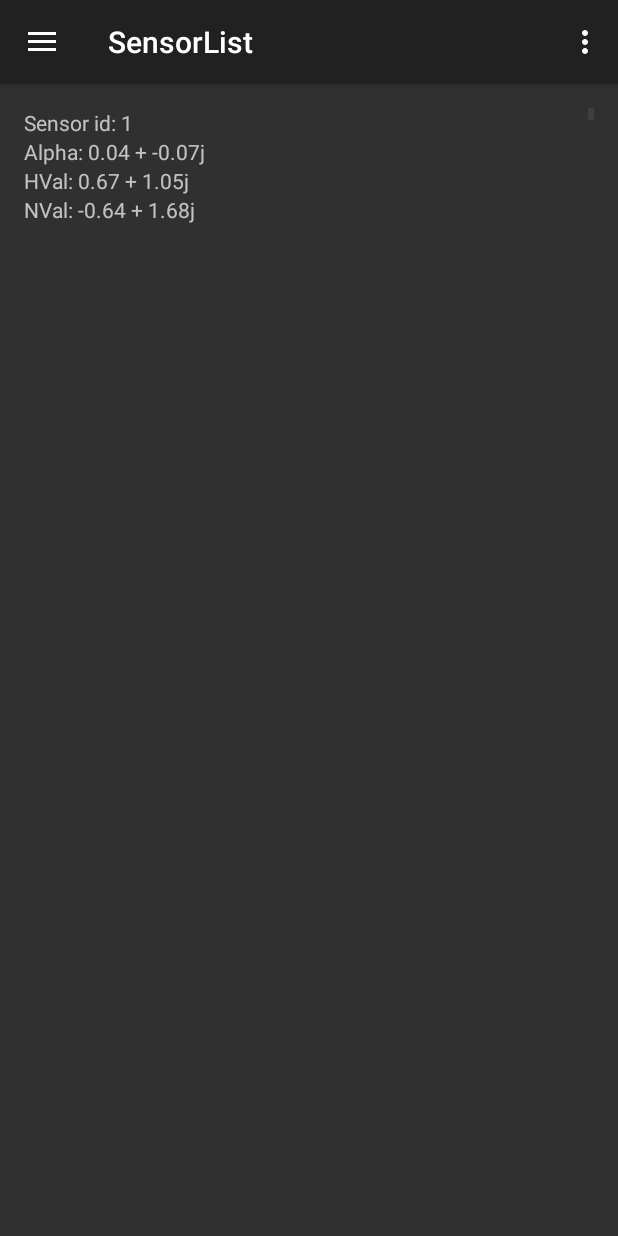
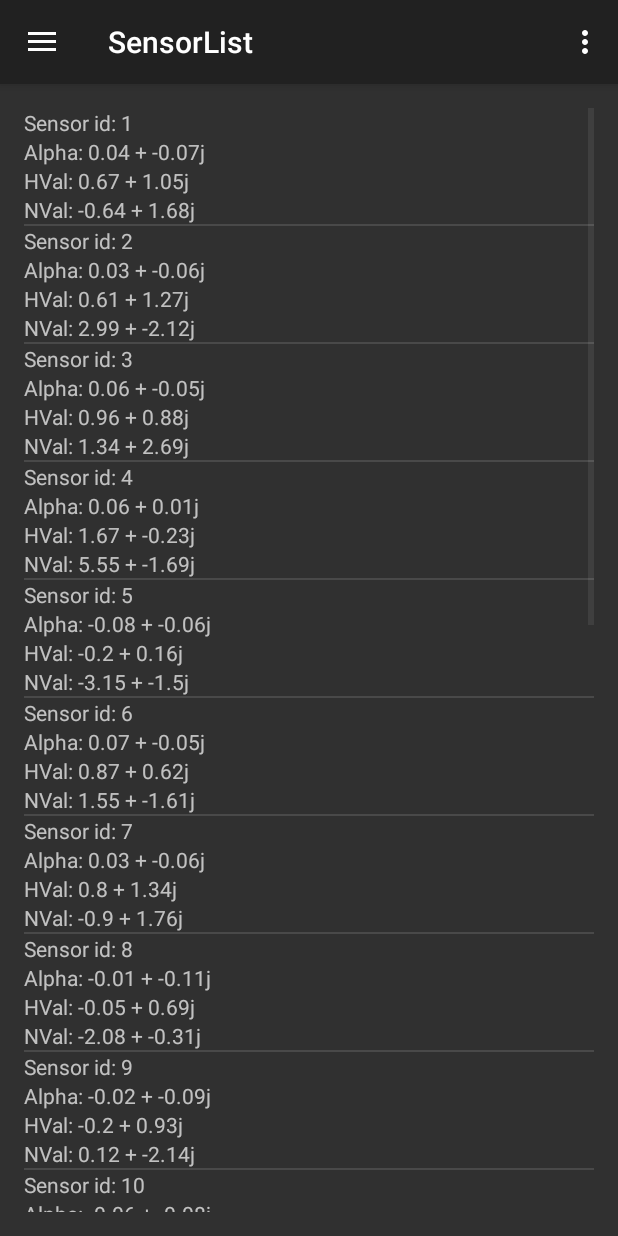
Before and after one commit to Saleh95/Wireless, an Android app: the SensorList screen opened directly, with no data from a screen before it, on a phone screen of 412 x 824 dp. Run offline under Robolectric (Android 15) with nearby library versions, the phone set to English and light mode, and no system bars; libraries missing offline, so code that uses them is left out: com.flask.colorpicker, com.github.mikephil.charting; plain views replace AlphaSlider, ColorPickerView, LightnessSlider; 3 statements that could not run were skipped.

Commit message:
Fixed list view

```diff
--- a/app/src/main/java/wonders/simulator/GraphActivity.java
+++ b/app/src/main/java/wonders/simulator/GraphActivity.java
@@ -105,6 +105,7 @@ public class GraphActivity extends Simulator_main implements OnChartGestureListe
         mSeekBarY.setProgress(100);
 
 
+
         mChart = (LineChart) findViewById(R.id.chart1);
         mChart.setViewPortOffsets(0, 0, 0, 0);
 
@@ -180,7 +181,7 @@ public class GraphActivity extends Simulator_main implements OnChartGestureListe
         input.setInputType(InputType.TYPE_CLASS_TEXT);
         builder.setView(input);
 
-        builder.setPositiveButton("OK", new DialogInterface.OnClickListener() {
+        builder.setPositiveButton("Save", new DialogInterface.OnClickListener() {
             @Override
             public void onClick(DialogInterface dialog, int which) {
                 m_Text[0] = input.getText().toString();
@@ -267,10 +268,15 @@ public class GraphActivity extends Simulator_main implements OnChartGestureListe
 
     @Override
     public void onProgressChanged(SeekBar seekBar, int progress, boolean fromUser) {
-        tvX.setText("" + (mSeekBarX.getProgress() + 10));
-        tvY.setText("" + (mSeekBarY.getProgress() +10));
-        manager.setRound(Integer.parseInt(tvX.getText().toString()));
-        manager.setMax(Integer.parseInt(tvY.getText().toString()));
+        if(seekBar.equals(mSeekBarX)){
+            tvX.setText("Runs\n" + (mSeekBarX.getProgress()));
+            manager.setRound(mSeekBarX.getProgress());
+        }
+        else {
+            tvY.setText("Max\n" + (mSeekBarY.getProgress()));
+            manager.setMax(mSeekBarY.getProgress());
+        }
+
         manager.genChart(mChart);
 
     }
--- a/app/src/main/java/wonders/simulator/SensorAdapter.java
+++ b/app/src/main/java/wonders/simulator/SensorAdapter.java
@@ -1,23 +1,26 @@
 package wonders.simulator;
 
+import android.content.Context;
 import android.support.v7.widget.RecyclerView;
 import android.view.LayoutInflater;
 import android.view.View;
 import android.view.ViewGroup;
 import android.widget.BaseAdapter;
 import android.widget.TextView;
-
-import java.util.ArrayList;
+import java.util.List;
 
 import wonders.simulator.wsnsimulation.Sensor;
 
 public class SensorAdapter extends BaseAdapter{
 
-    private ArrayList<Sensor> listData;
+    private List<Sensor> listData;
     private LayoutInflater layoutInflater;
+    private Context mContext;
 
-    public SensorAdapter(LayoutInflater layoutInflater, ArrayList<Sensor> listData) {
-        this.layoutInflater = layoutInflater;
+
+    public SensorAdapter(Context context, List<Sensor> listData) {
+        mContext = context;
+        this.layoutInflater = (LayoutInflater) mContext.getSystemService(Context.LAYOUT_INFLATER_SERVICE);
         this.listData = listData;
     }
 
@@ -33,14 +36,15 @@ public class SensorAdapter extends BaseAdapter{
 
     @Override
     public long getItemId(int position) {
-        return 0;
+        return position;
     }
 
     @Override
     public View getView(int position, View convertView, ViewGroup parent) {
         ViewHolder holder;
+        Sensor sensor = (Sensor) getItem(position);
         if (convertView == null) {
-            convertView = layoutInflater.inflate(R.layout.item,null);
+            convertView = layoutInflater.inflate(R.layout.item,parent,false);
             holder = new ViewHolder();
             holder.ID = (TextView) convertView.findViewById(R.id.sensors_id);
             holder.alpha = (TextView) convertView.findViewById(R.id.sensors_alpha);
@@ -50,10 +54,10 @@ public class SensorAdapter extends BaseAdapter{
         }else {
             holder = (ViewHolder) convertView.getTag();
         }
-        holder.ID.setText("Sensor id: "+Integer.toString(listData.get(position).getID()));
-        holder.alpha.setText("Alpha: "+listData.get(position).getAlpha().toFormattedString());
-        holder.hval.setText("HVal: "+listData.get(position).getHVal().toFormattedString());
-        holder.nval.setText("NVal: "+listData.get(position).getNVal().toFormattedString());
+        holder.ID.setText("Sensor id: "+Integer.toString(sensor.getID()));
+        holder.alpha.setText("Alpha: "+sensor.getAlpha().toFormattedString());
+        holder.hval.setText("HVal: "+sensor.getHVal().toFormattedString());
+        holder.nval.setText("NVal: "+sensor.getNVal().toFormattedString());
         return convertView;
     }
 }
--- a/app/src/main/java/wonders/simulator/SensorList.java
+++ b/app/src/main/java/wonders/simulator/SensorList.java
@@ -8,27 +8,32 @@ import android.support.v7.widget.Toolbar;
 import android.view.View;
 import android.widget.ArrayAdapter;
 import android.widget.ListView;
+import android.widget.Toast;
 
 import java.util.ArrayList;
+import java.util.Arrays;
 
 import wonders.simulator.wsnsimulation.Sensor;
 import wonders.simulator.wsnsimulation.SimulationManager;
 
 public class SensorList extends Simulator_main {
     private ListView mListView;
-    private ArrayList<Sensor> sensors;
-    private ArrayAdapter adapter;
+    SensorAdapter sensorAdapter;
+
+
     @Override
     protected void onCreate(Bundle savedInstanceState) {
         super.onCreate(savedInstanceState);
         frameLayout.removeView(findViewById(R.id.color_picker));
         getLayoutInflater().inflate(R.layout.content_sensor_list,frameLayout);
 
-        sensors = new ArrayList<>();
-        sensors.addAll(SimulationManager.getLastSimulation().getSensorList());
+        Toast.makeText(getApplicationContext(),Integer.toString(SimulationManager.getLastSimulation().getSensorList().size()),
+                Toast.LENGTH_LONG).show();
 
         mListView = (ListView)findViewById(R.id.sensors_list_view);
-        mListView.setAdapter(new SensorAdapter(this.getLayoutInflater(),sensors));
+        sensorAdapter = new SensorAdapter(this,
+                SimulationManager.getLastSimulation().getSensorList());
+        mListView.setAdapter(sensorAdapter);
 
     }
 
--- a/app/src/main/java/wonders/simulator/ViewHolder.java
+++ b/app/src/main/java/wonders/simulator/ViewHolder.java
@@ -4,9 +4,9 @@ package wonders.simulator;
 import android.widget.TextView;
 
 public class ViewHolder {
-    TextView ID;
-    TextView alpha;
-    TextView hval;
-    TextView nval;
+    public TextView ID;
+    public TextView alpha;
+    public TextView hval;
+    public TextView nval;
 
 }
--- a/app/src/main/res/layout/activity_graph.xml
+++ b/app/src/main/res/layout/activity_graph.xml
@@ -62,7 +62,7 @@
         android:layout_height="wrap_content"
         android:layout_alignBottom="@+id/seekBar2"
         android:layout_alignParentRight="true"
-        android:text="1"
+        android:text=""
         android:layout_marginBottom="15dp"
         android:layout_marginRight="10dp"
         android:gravity="right"
--- a/app/src/main/res/layout/content_sensor_list.xml
+++ b/app/src/main/res/layout/content_sensor_list.xml
@@ -1,5 +1,6 @@
 <?xml version="1.0" encoding="utf-8"?>
-<android.support.v4.widget.NestedScrollView xmlns:android="http://schemas.android.com/apk/res/android"
+<LinearLayout
+    xmlns:android="http://schemas.android.com/apk/res/android"
     xmlns:app="http://schemas.android.com/apk/res-auto"
     xmlns:tools="http://schemas.android.com/tools"
     android:layout_width="match_parent"
@@ -13,5 +14,4 @@
         android:layout_height="match_parent"
         android:layout_width="match_parent">
     </ListView>
-
-</android.support.v4.widget.NestedScrollView>
+</LinearLayout>
--- a/app/src/main/res/layout/item.xml
+++ b/app/src/main/res/layout/item.xml
@@ -1,7 +1,7 @@
 <?xml version="1.0" encoding="utf-8"?>
 <LinearLayout xmlns:android="http://schemas.android.com/apk/res/android"
-    android:orientation="vertical" android:layout_width="match_parent"
-    android:layout_height="match_parent"
+    android:orientation="vertical" android:layout_width="wrap_content"
+    android:layout_height="wrap_content"
     android:id="@+id/list_item"
     >
     <TextView
```
